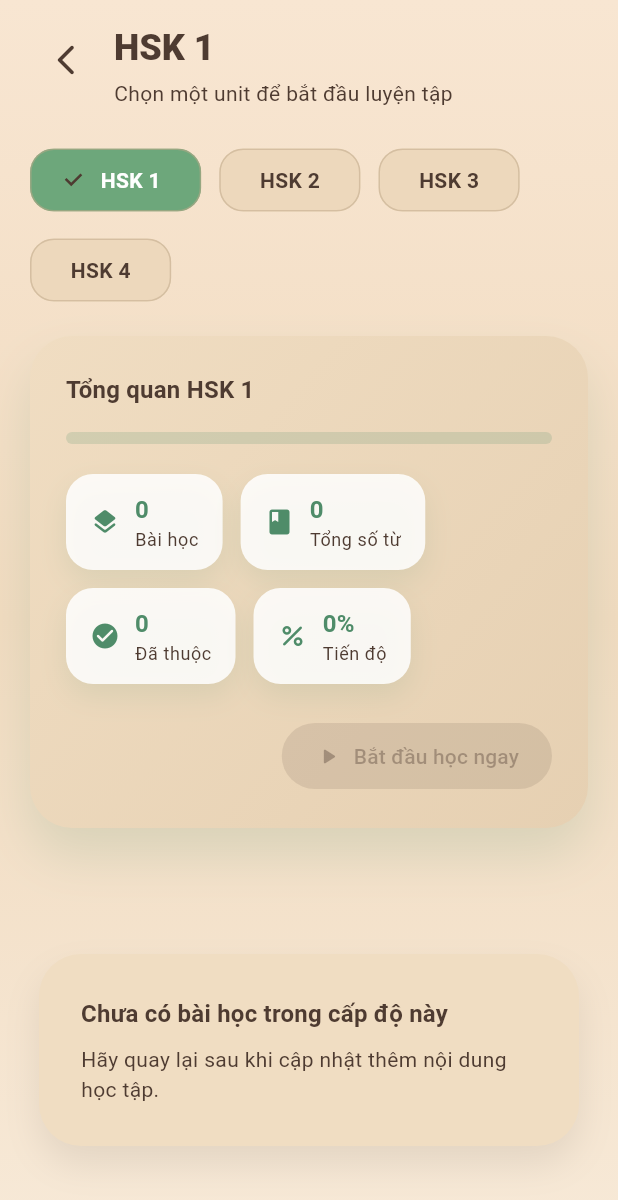
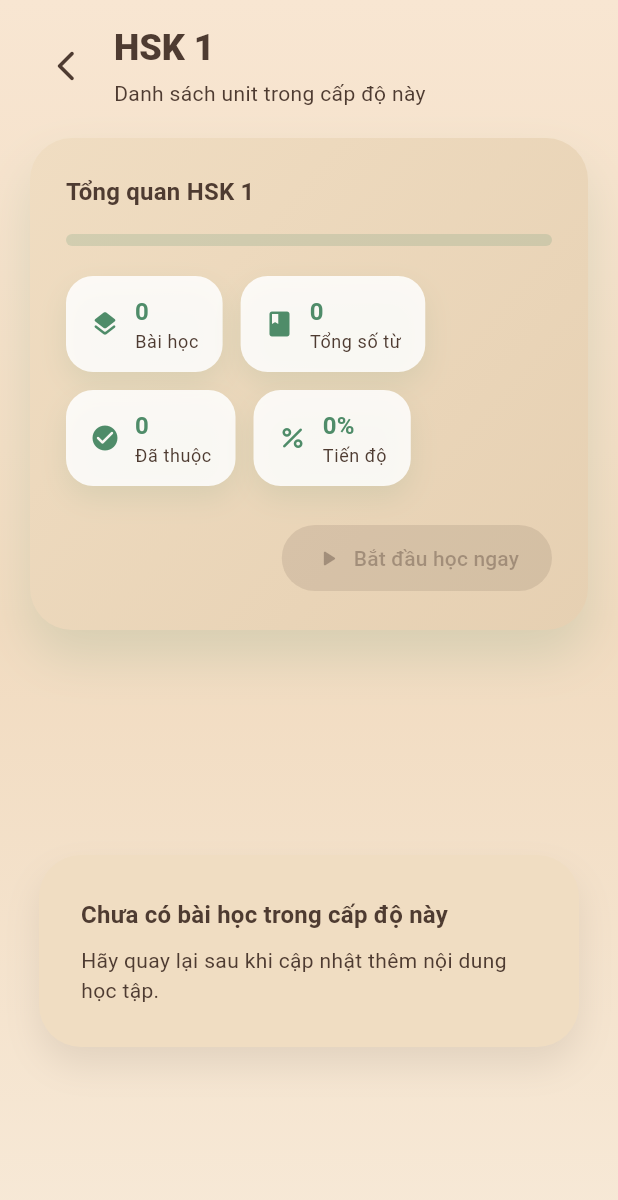
Before and after one commit to hieuhieu2202/learnchinesene, a Flutter app: the SectionListPage screen opened by its route, on a phone screen of 412 x 824 dp. Shown: the top 1200 px of the screen. Run offline on Flutter 3.47's test engine with Material 3 defaults, Android fonts, the phone set to English and light mode, and no system bars; our stand-ins replace audioplayers, get, sqflite; accounts and stored records are empty.

Commit message:
Simplify HSK unit page layout

```diff
--- a/lib/features/vocabulary/presentation/controllers/section_list_controller.dart
+++ b/lib/features/vocabulary/presentation/controllers/section_list_controller.dart
@@ -77,14 +77,6 @@ class SectionListController extends GetxController {
     }
   }
 
-  void changeLevel(int level) {
-    if (selectedLevel.value == level) {
-      return;
-    }
-    selectedLevel.value = level;
-    _applyFilter();
-  }
-
   void _applyFilter() {
     final filtered = _allSections
         .where((item) => item.hskLevel == selectedLevel.value)
--- a/lib/features/vocabulary/presentation/pages/section_list_page.dart
+++ b/lib/features/vocabulary/presentation/pages/section_list_page.dart
@@ -49,15 +49,13 @@ class SectionListPage extends GetView<SectionListController> {
                       crossAxisAlignment: CrossAxisAlignment.start,
                       children: [
                         Row(
-                          crossAxisAlignment: CrossAxisAlignment.start,
                           children: [
                             IconButton(
                               icon: const Icon(Icons.arrow_back_ios_new_rounded),
                               onPressed: () => Navigator.of(context).maybePop(),
                             ),
                             const SizedBox(width: 8),
-                            Expanded(
-                              child: Column(
+                            Column(
                               crossAxisAlignment: CrossAxisAlignment.start,
                               children: [
                                 Text(
@@ -68,20 +66,14 @@ class SectionListPage extends GetView<SectionListController> {
                                 ),
                                 const SizedBox(height: 4),
                                 Text(
-                                    'Chọn một unit để bắt đầu luyện tập',
+                                  'Danh sách unit trong cấp độ này',
                                   style: theme.textTheme.bodyMedium?.copyWith(
                                     color: colorScheme.onSurfaceVariant,
                                   ),
                                 ),
                               ],
                             ),
-                            ),
                           ],
-                        ),
-                        const SizedBox(height: 24),
-                        _LevelSwitcher(
-                          controller: controller,
-                          selectedLevel: selectedLevel,
                         ),
                         const SizedBox(height: 20),
                         _LevelSummaryCard(
@@ -91,6 +83,24 @@ class SectionListPage extends GetView<SectionListController> {
                           masteredWords: masteredWords,
                           progress: progress,
                           firstSection: sections.isEmpty ? null : sections.first,
+                        ),
+                      ],
+                    ),
+                  ),
+                ),
+                if (!isLoading && sections.isNotEmpty)
+                  SliverToBoxAdapter(
+                    child: Padding(
+                      padding: const EdgeInsets.fromLTRB(20, 0, 20, 16),
+                      child: Row(
+                        children: [
+                          Icon(Icons.menu_book_rounded, color: colorScheme.primary),
+                          const SizedBox(width: 8),
+                          Text(
+                            'Chọn unit để học',
+                            style: theme.textTheme.titleMedium?.copyWith(
+                              fontWeight: FontWeight.w700,
+                            ),
                           ),
                         ],
                       ),
@@ -129,39 +139,6 @@ class SectionListPage extends GetView<SectionListController> {
               ],
             ),
           ),
-        );
-      }),
-    );
-  }
-}
-
-class _LevelSwitcher extends StatelessWidget {
-  const _LevelSwitcher({required this.controller, required this.selectedLevel});
-
-  final SectionListController controller;
-  final int selectedLevel;
-
-  @override
-  Widget build(BuildContext context) {
-    final theme = Theme.of(context);
-    return Wrap(
-      spacing: 12,
-      runSpacing: 12,
-      children: List.generate(4, (index) {
-        final level = index + 1;
-        final isSelected = selectedLevel == level;
-        final badgeColor = HskPalette.badgeColor(level, theme.colorScheme);
-        return ChoiceChip(
-          label: Text('HSK $level'),
-          selected: isSelected,
-          onSelected: (_) => controller.changeLevel(level),
-          labelStyle: theme.textTheme.bodyMedium?.copyWith(
-            color: isSelected ? theme.colorScheme.onPrimary : null,
-            fontWeight: FontWeight.w600,
-          ),
-          selectedColor: badgeColor,
-          backgroundColor: theme.colorScheme.surfaceVariant.withOpacity(0.35),
-          padding: const EdgeInsets.symmetric(horizontal: 18, vertical: 10),
         );
       }),
     );
```
Lines whose indentation alone changed are shown as unchanged.
